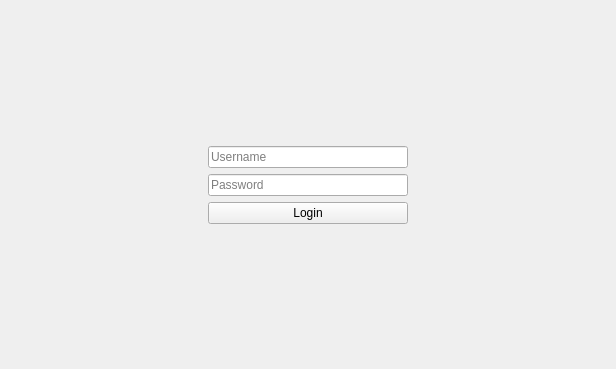
Old version of the form src/mainwindow.ui in the repository tsukidan/team-blank-CS1C.
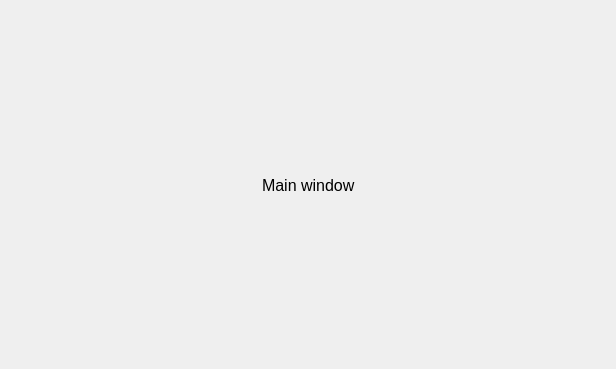
New version of the form.

Commit message: Make the window flow actully work

The edit to the form file:
```diff
--- a/src/mainwindow.ui
+++ b/src/mainwindow.ui
@@ -45,27 +45,15 @@
       </item>
       <item>
        <layout class="QVBoxLayout" name="verticalLayout">
-        <item>
-         <widget class="QLineEdit" name="usernameLineEdit">
-          <property name="placeholderText">
-           <string>Username</string>
+        <item alignment="Qt::AlignHCenter">
+         <widget class="QLabel" name="label">
+          <property name="font">
+           <font>
+            <pointsize>12</pointsize>
+           </font>
           </property>
-         </widget>
-        </item>
-        <item>
-         <widget class="QLineEdit" name="passwordLineEdit">
-          <property name="echoMode">
-           <enum>QLineEdit::Password</enum>
-          </property>
-          <property name="placeholderText">
-           <string>Password</string>
-          </property>
-         </widget>
-        </item>
-        <item>
-         <widget class="QPushButton" name="loginButton">
           <property name="text">
-           <string>Login</string>
+           <string>Main window</string>
           </property>
          </widget>
         </item>
```
The commit also changes 4 other files.
